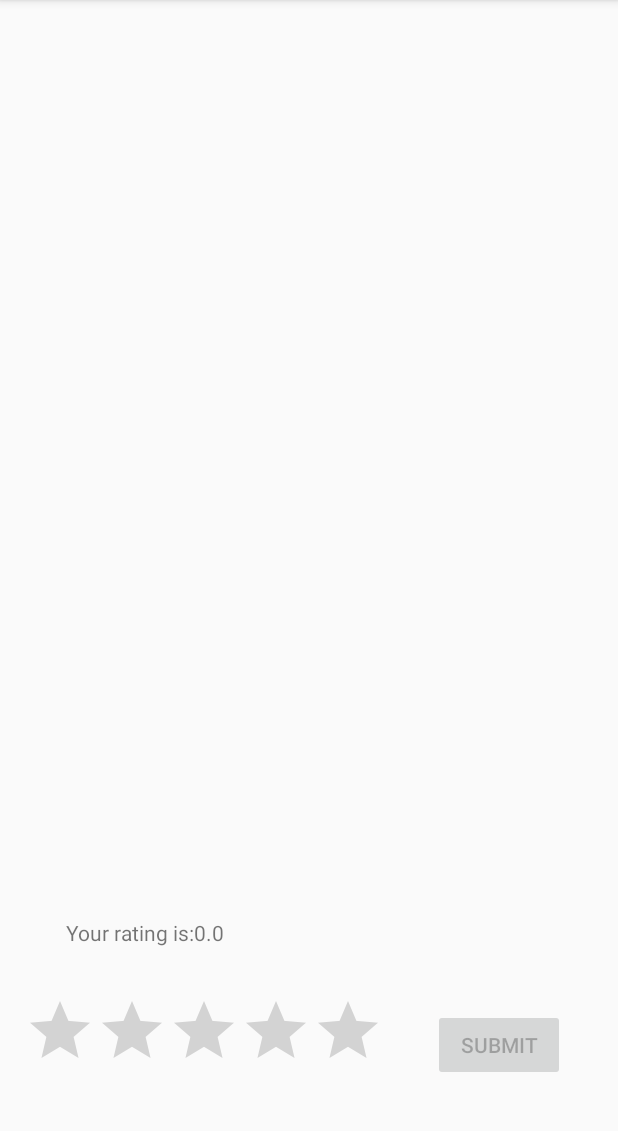
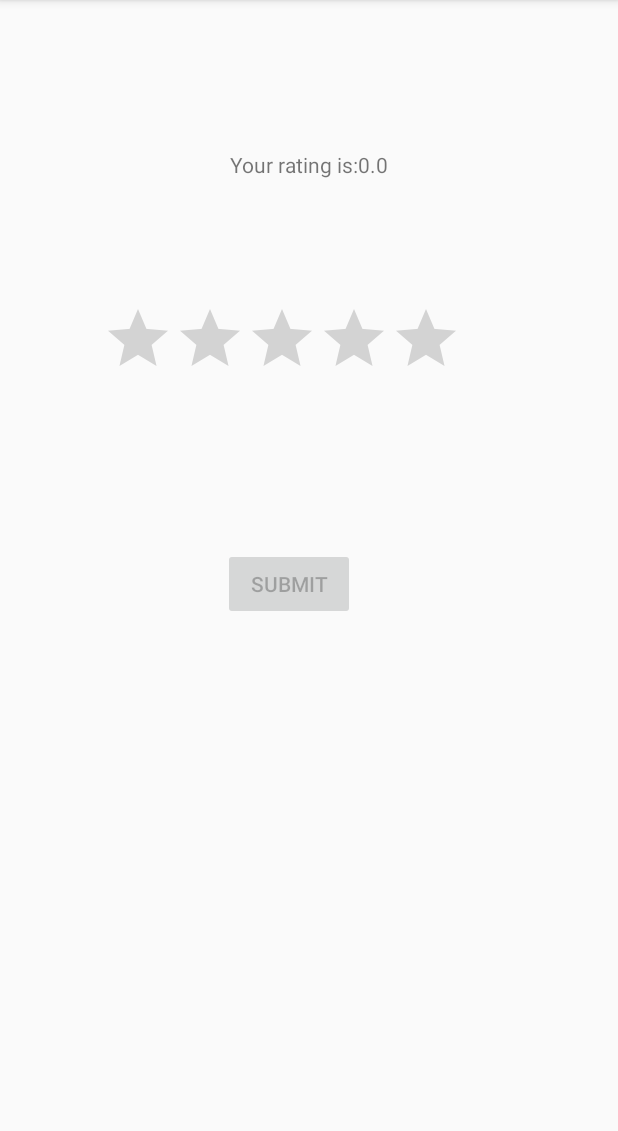
Before and after one commit to udesantis1/DibApp2, an Android app: the RatingActivity screen opened directly, with no data from a screen before it, after a tap on "SUBMIT", on a phone screen of 412 x 824 dp, the part 84-1215 px from its top. Run offline under Robolectric (Android 15) with nearby library versions, the phone set to English and light mode, and no system bars; our stand-ins replace Firebase (no records; nobody signed in at launch, a user with empty details on screens opened directly).

Commit message:
Rating bar modifiche

```diff
--- a/app/src/main/java/com/example/firebaseapp/RatingActivity.java
+++ b/app/src/main/java/com/example/firebaseapp/RatingActivity.java
@@ -29,6 +29,7 @@ import com.google.firebase.firestore.FirebaseFirestoreException;
 import com.google.firebase.firestore.QuerySnapshot;
 
 
+
 import java.util.ArrayList;
 import java.util.HashMap;
 import java.util.List;
@@ -45,8 +46,8 @@ public class RatingActivity extends AppCompatActivity {
     //Firestore
     FirebaseFirestore mFirestore;
 
-    private String lesson_id="";
-    private String course_id="";
+    private String lesson_id;
+    private String course_id;
     private List<Rating> ratingList;
 
 
@@ -64,14 +65,15 @@ public class RatingActivity extends AppCompatActivity {
         ratingBar=(RatingBar) findViewById(R.id.ratingBar);
         btnSubmit= (Button)findViewById(R.id.btn_send);
         ratingDisplayTextView= (TextView)findViewById(R.id.textView);
-        //retrieving id from the lesson and course linked to these rate
-        lesson_id = getIntent().getStringExtra("lessonID");
-        course_id = getIntent().getStringExtra("courseID");
+
+        //retrieving id from comment linked to these rate
+        lesson_id = getIntent().getStringExtra("lesson_id");
+        course_id = getIntent().getStringExtra("course_id");
         ratingList = new ArrayList<>();
 
        final String path = "Courses/" + course_id + "/Lessons/" + lesson_id + "/Rates";
-       int i=0;
-       if(i!=1) {
+
+
            btnSubmit.setOnClickListener(new View.OnClickListener() {
                @Override
                public void onClick(View v) {
@@ -96,11 +98,8 @@ public class RatingActivity extends AppCompatActivity {
 
                }
            });
-                i++;
-       }else{
-           btnSubmit.setEnabled(false);
 
-       }
+
 
 
 
--- a/app/src/main/res/layout/activity_rating.xml
+++ b/app/src/main/res/layout/activity_rating.xml
@@ -10,51 +10,32 @@
         android:id="@+id/ratingBar"
         android:layout_width="wrap_content"
         android:layout_height="wrap_content"
-        android:layout_marginEnd="16dp"
-        android:layout_marginRight="16dp"
-        android:layout_marginBottom="47dp"
+        android:layout_marginStart="68dp"
+        android:layout_marginLeft="68dp"
+        android:layout_marginTop="202dp"
         android:inputType="textMultiLine"
-        app:layout_constraintBottom_toBottomOf="parent"
-        app:layout_constraintEnd_toStartOf="@+id/btn_send"
-        app:layout_constraintStart_toStartOf="parent" />
+        app:layout_constraintStart_toStartOf="parent"
+        app:layout_constraintTop_toTopOf="parent" />
 
 
     <Button
         android:id="@+id/btn_send"
         android:layout_width="wrap_content"
         android:layout_height="wrap_content"
-        android:layout_marginEnd="19dp"
-        android:layout_marginRight="19dp"
-        android:layout_marginBottom="47dp"
+        android:layout_marginTop="106dp"
+        android:layout_marginEnd="71dp"
+        android:layout_marginRight="71dp"
         android:text="Submit"
-        app:layout_constraintBottom_toBottomOf="parent"
-        app:layout_constraintEnd_toEndOf="parent"
-        app:layout_constraintStart_toEndOf="@+id/ratingBar" />
+        app:layout_constraintEnd_toEndOf="@+id/ratingBar"
+        app:layout_constraintTop_toBottomOf="@+id/ratingBar" />
 
     <TextView
         android:id="@+id/textView"
         android:layout_width="wrap_content"
         android:layout_height="wrap_content"
-        android:layout_marginStart="44dp"
-        android:layout_marginLeft="44dp"
-        android:layout_marginBottom="32dp"
-        app:layout_constraintBottom_toTopOf="@+id/ratingBar"
-        app:layout_constraintStart_toStartOf="parent" />
+        android:layout_marginTop="100dp"
+        app:layout_constraintEnd_toEndOf="parent"
+        app:layout_constraintStart_toStartOf="parent"
+        app:layout_constraintTop_toTopOf="parent" />
 
-    <android.support.v7.widget.RecyclerView
-        android:id="@+id/comment_list"
-        android:layout_width="0dp"
-        android:layout_height="281dp"
-        android:layout_marginStart="62dp"
-        android:layout_marginLeft="62dp"
-        android:layout_marginTop="50dp"
-        android:layout_marginEnd="62dp"
-        android:layout_marginRight="62dp"
-        android:layout_marginBottom="82dp"
-        app:layout_constraintBottom_toTopOf="@+id/btn_send"
-        app:layout_constraintEnd_toEndOf="parent"
-        app:layout_constraintHorizontal_bias="0.0"
-        app:layout_constraintStart_toStartOf="parent"
-        app:layout_constraintTop_toTopOf="parent"
-        app:layout_constraintVertical_bias="0.0" />
 </android.support.constraint.ConstraintLayout>
```
Also changed, not shown: app/src/main/java/com/example/firebaseapp/Rating.java (+2 -13 lines).
